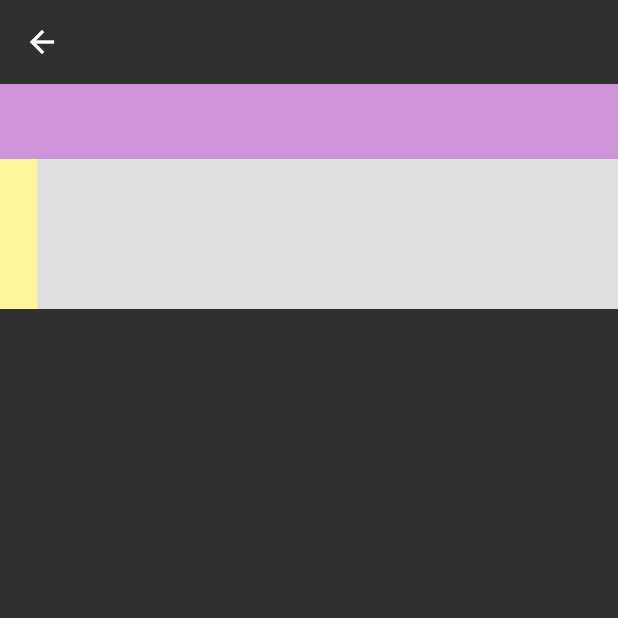
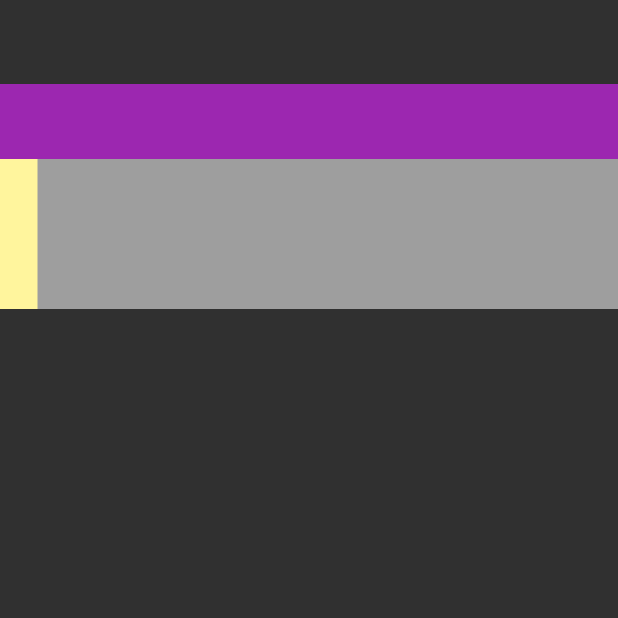
Before and after one commit to gulistansenates/Flutter_Learn, a Flutter app: the StackLearn screen opened directly, on a phone screen of 412 x 824 dp, the top half of it. Run offline on Flutter 3.47's test engine with Material 2 defaults, Android fonts, the light colour scheme and no system bars.

Commit message:
fix: stack learn

```diff
--- a/lib/101/stack_learn.dart
+++ b/lib/101/stack_learn.dart
@@ -12,16 +12,10 @@ class StackLearn extends StatelessWidget {
       ),
       body: Stack(
         children: [
-          Container(
-            color: Colors.purple[200],
-            height: 100,
-          ),
+          containerProperty(Colors.purple),
           Padding(
             padding: const EdgeInsets.only(top: 50),
-            child: Container(
-              color: Colors.grey[300],
-              height: 100,
-            ),
+            child: containerProperty(Colors.grey),
           ),
           Positioned(
             bottom: 0,
@@ -33,4 +27,11 @@ class StackLearn extends StatelessWidget {
       ),
     );
   }
+
+  Container containerProperty(Color color) {
+    return Container(
+      height: 100,
+      color: color,
+    );
+  }
 }
--- a/lib/main.dart
+++ b/lib/main.dart
@@ -40,7 +40,7 @@ class MyApp extends StatelessWidget {
             backgroundColor: Colors.black,
             elevation: 0,
           )),
-      home: const StackDemoView(),
+      home: const StackLearn(),
     );
   }
 }
```
